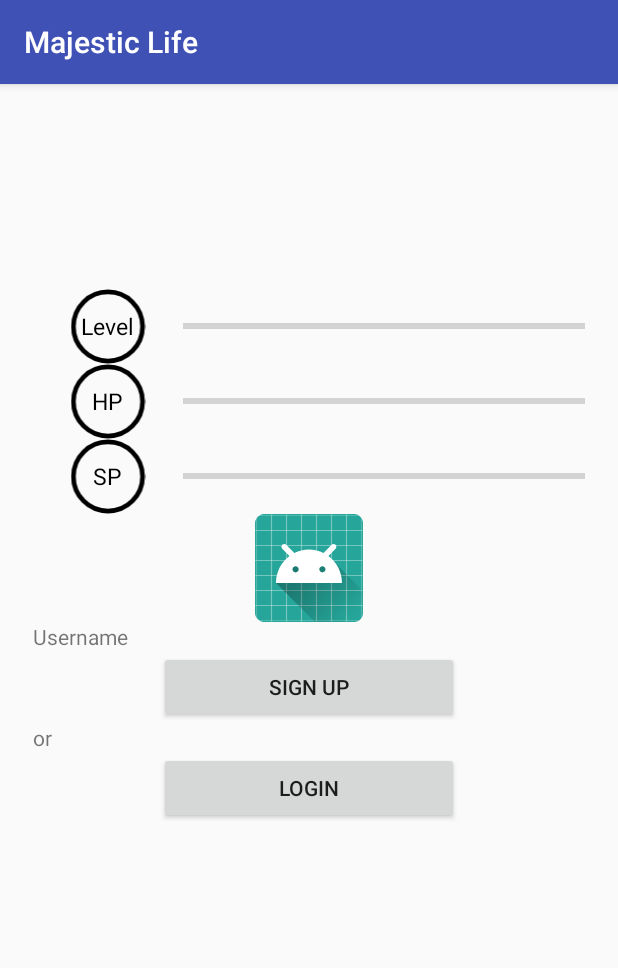
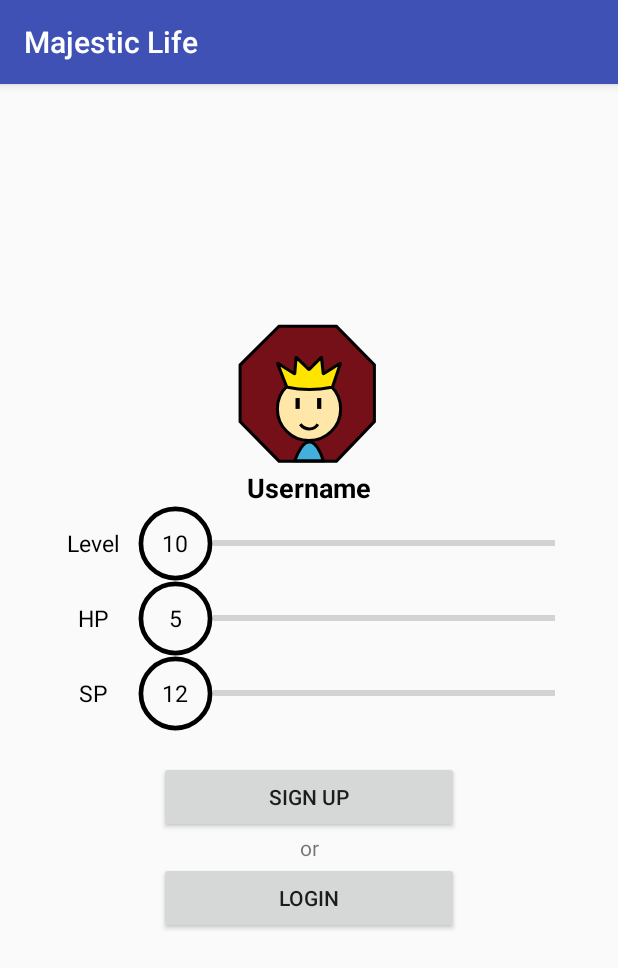
Before and after one commit to Narges7596/MajesticLife, an Android app: the screen it shows after launch (AccountManagementActivity), after a tap on an icon or button, on a phone screen of 412 x 824 dp. Shown: the top 968 px of the screen. Run offline under Robolectric (Android 15) with nearby library versions, the light colour scheme and no system bars; libraries missing offline, so code that uses them is left out: com.backtory.java; 8 statements that could not run were skipped.

Commit message:
- Fixed some account management activity UI and code

```diff
--- a/MajesticLife/app/src/main/java/com/farazannajmi/majesticlife/AccountManagementActivity.java
+++ b/MajesticLife/app/src/main/java/com/farazannajmi/majesticlife/AccountManagementActivity.java
@@ -3,17 +3,52 @@ package com.farazannajmi.majesticlife;
 import android.support.v7.app.AppCompatActivity;
 import android.os.Bundle;
 import android.view.View;
+import android.widget.ImageView;
+import android.widget.ProgressBar;
+import android.widget.TextView;
 
 public class AccountManagementActivity extends AppCompatActivity
 {
     public AppManager TheAppManager;
+
+    public ImageView Avatar_img;
+    public TextView Username_txt;
+    public TextView XpLevel_txt;
+    public TextView HpLevel_txt;
+    public TextView SpLevel_txt;
+    public ProgressBar XpLevel_progBar;
+    public ProgressBar HpLevel_progBar;
+    public ProgressBar SpLevel_progBar;
 
     @Override
     protected void onCreate(Bundle savedInstanceState)
     {
         super.onCreate(savedInstanceState);
         setContentView(R.layout.activity_account_management);
+
         TheAppManager = (AppManager) getApplicationContext();
+
+        Avatar_img = findViewById(R.id.AccountM_Avatar_img);
+        Username_txt = findViewById(R.id.AccountM_Username_txt);
+        XpLevel_txt = findViewById(R.id.AccountM_XpLevel_txt);
+        HpLevel_txt = findViewById(R.id.AccountM_HpLevel_txt);
+        SpLevel_txt = findViewById(R.id.AccountM_SpLevel_txt);
+        XpLevel_progBar = findViewById(R.id.AccountM_XpLevel_progBar);
+        HpLevel_progBar = findViewById(R.id.AccountM_HP_progBar);
+        SpLevel_progBar = findViewById(R.id.AccountM_SP_progBar);
+
+        //region setting right UI values!
+
+        //Avatar_img.setImageBitmap(TheAppManager.User.Avatar);
+        Username_txt.setText(TheAppManager.User.CurrentBacktoryUser.getUsername());
+        XpLevel_txt.setText(TheAppManager.User.XpLevel);
+        HpLevel_txt.setText(TheAppManager.User.HpLevel);
+        SpLevel_txt.setText(TheAppManager.User.SpLevel);
+        XpLevel_progBar.setProgress(TheAppManager.User.XP);
+        HpLevel_progBar.setProgress(TheAppManager.User.HP);
+        SpLevel_progBar.setProgress(TheAppManager.User.SP);
+
+        //endregion
     }
 
     public void UiElementsOnClick(View view)
--- a/MajesticLife/app/src/main/java/com/farazannajmi/majesticlife/AppManager.java
+++ b/MajesticLife/app/src/main/java/com/farazannajmi/majesticlife/AppManager.java
@@ -39,5 +39,12 @@ public class AppManager extends Application
         Faaliats = new ArrayList<Faaliat>();
         Skills = new ArrayList<Skill>();
         User = new User_Majesty();
+        //User.Avatar = ...
+        User.XP = 0;
+        User.HP = 0;
+        User.SP = 0;
+        User.XpLevel = 1;
+        User.HpLevel = 1;
+        User.SpLevel = 1;
     }
 }
--- a/MajesticLife/app/src/main/java/com/farazannajmi/majesticlife/MainMenuActivity.java
+++ b/MajesticLife/app/src/main/java/com/farazannajmi/majesticlife/MainMenuActivity.java
@@ -9,6 +9,7 @@ import android.util.Log;
 import android.view.View;
 import android.widget.ImageView;
 import android.widget.ProgressBar;
+import android.widget.TextView;
 
 import com.backtory.java.HttpStatusCode;
 import com.backtory.java.internal.BacktoryCallBack;
@@ -20,6 +21,7 @@ public class MainMenuActivity extends AppCompatActivity
     public AppManager TheAppManager;
 
     public ImageView UserAvatar_img;
+    public TextView Username_txt;
     public ProgressBar XpLevel_progBar;
 
     @Override
@@ -32,6 +34,7 @@ public class MainMenuActivity extends AppCompatActivity
 
         //getting UI elements
         UserAvatar_img = (ImageView) findViewById(R.id.Main_UserAvatar_img);
+        Username_txt = (TextView) findViewById(R.id.Main_UserName_txt);
         XpLevel_progBar = (ProgressBar) findViewById(R.id.Main_XpLevel_progBar);
 
         //region handling login user
@@ -67,6 +70,9 @@ public class MainMenuActivity extends AppCompatActivity
                         editor.putString("UserName", newUsername);
                         editor.putString("UserPassword", newPassword);
 
+                        TheAppManager.User.CurrentBacktoryUser = BacktoryUser.getCurrentUser();
+                        Username_txt.setText(newUsername);
+
                         editor.commit();
                         //endregion
                     }
@@ -85,31 +91,36 @@ public class MainMenuActivity extends AppCompatActivity
             String username = sharedPref.getString("UserName", "");
             String password = sharedPref.getString("UserPassword", "");
 
-            // Pass user info to login
-            BacktoryUser.loginInBackground(username, password,
-                    new BacktoryCallBack<Void>()
-                    {
-                        @Override
-                        public void onResponse(BacktoryResponse<Void> response)
-                        {
-                            // Checking result of operation
-                            if (response.isSuccessful())
-                            {
-                                // Login successfull
-                                Log.d("Backtory", "Logged in as username: " + BacktoryUser.getCurrentUser().getUsername());
-                            }
-                            else if (response.code() == HttpStatusCode.Unauthorized.code())
-                            {
-                                // Username 'mohx' with password '123456' is wrong
-                                Log.d("Backtory", "Failed to log in: Either username or password is wrong");
-                            }
-                            else
-                            {
-                                // Operation generally failed, maybe internet connection issue
-                                Log.d("Backtory", "Failed to log in: " + response.code());
-                            }
-                        }
-                    });
+            TheAppManager.User.CurrentBacktoryUser = BacktoryUser.getCurrentUser();
+            Username_txt.setText(TheAppManager.User.CurrentBacktoryUser.getUsername());
+
+            Log.d("WorkFlow", "Username: " + TheAppManager.User.CurrentBacktoryUser.getUsername());
+
+//            // Pass user info to login
+//            BacktoryUser.loginInBackground(username, password,
+//                    new BacktoryCallBack<Void>()
+//                    {
+//                        @Override
+//                        public void onResponse(BacktoryResponse<Void> response)
+//                        {
+//                            // Checking result of operation
+//                            if (response.isSuccessful())
+//                            {
+//                                // Login successfull
+//                                Log.d("Backtory", "Logged in as username: " + BacktoryUser.getCurrentUser().getUsername());
+//                            }
+//                            else if (response.code() == HttpStatusCode.Unauthorized.code())
+//                            {
+//                                // Username 'mohx' with password '123456' is wrong
+//                                Log.d("Backtory", "Failed to log in: Either username or password is wrong");
+//                            }
+//                            else
+//                            {
+//                                // Operation generally failed, maybe internet connection issue
+//                                Log.d("Backtory", "Failed to log in: " + response.code());
+//                            }
+//                        }
+//                    });
         }
         //endregion
     }
--- a/MajesticLife/app/src/main/java/com/farazannajmi/majesticlife/User_Majesty.java
+++ b/MajesticLife/app/src/main/java/com/farazannajmi/majesticlife/User_Majesty.java
@@ -1,6 +1,8 @@
 package com.farazannajmi.majesticlife;
 
 import android.graphics.Bitmap;
+
+import com.backtory.java.internal.BacktoryUser;
 
 /**
  * Created by Narges on 3/28/2018.
@@ -8,12 +10,13 @@ import android.graphics.Bitmap;
 
 public class User_Majesty
 {
-    public String Username;
+    public BacktoryUser CurrentBacktoryUser;
+
     public String Email;
     public Bitmap Avatar;
 
     public int XP;
-    public int Level;
+    public int XpLevel;
 
     public int HP;
     public int HpLevel;
--- a/MajesticLife/app/src/main/res/layout/activity_account_management.xml
+++ b/MajesticLife/app/src/main/res/layout/activity_account_management.xml
@@ -18,12 +18,41 @@
         app:layout_constraintBottom_toBottomOf="parent"
         app:layout_constraintEnd_toEndOf="parent"
         app:layout_constraintStart_toStartOf="parent"
-        app:layout_constraintTop_toTopOf="parent">
+        app:layout_constraintTop_toTopOf="parent"
+        android:padding="20dp">
+
+        <ImageView
+            android:id="@+id/AccountM_Avatar_img"
+            android:layout_width="100dp"
+            android:layout_height="100dp"
+            app:srcCompat= "@drawable/ic_king"
+            tools:ignore="VectorDrawableCompat" />
+
+        <TextView
+            android:id="@+id/AccountM_Username_txt"
+            android:layout_width="match_parent"
+            android:layout_height="wrap_content"
+            android:text="@string/username"
+            android:textAlignment="center"
+            android:textAllCaps="false"
+            android:textColor="@android:color/black"
+            android:textSize="18sp"
+            android:textStyle="bold" />
 
         <LinearLayout
             android:layout_width="match_parent"
             android:layout_height="wrap_content"
+            android:gravity="center_vertical"
             android:orientation="horizontal">
+
+            <TextView
+                android:layout_width="40dp"
+                android:layout_height="wrap_content"
+                android:layout_marginRight="10dp"
+                android:text="@string/level"
+                android:textAlignment="center"
+                android:textColor="@android:color/black"
+                android:textSize="15sp" />
 
             <RelativeLayout
                 android:layout_width="wrap_content"
@@ -31,34 +60,44 @@
 
                 <ImageView
                     android:id="@+id/AccountM_Level_img"
-                    android:layout_width="wrap_content"
+                    android:layout_width="50dp"
                     android:layout_height="50dp"
                     android:layout_centerInParent="true"
                     app:srcCompat="@drawable/ic_circle"
                     tools:ignore="VectorDrawableCompat" />
 
                 <TextView
-                    android:id="@+id/AccountM_Level_txt"
+                    android:id="@+id/AccountM_XpLevel_txt"
                     android:layout_width="wrap_content"
                     android:layout_height="wrap_content"
                     android:layout_centerInParent="true"
-                    android:text="Level"
+                    android:text="10"
                     android:textColor="@android:color/black"
                     android:textSize="15sp" />
             </RelativeLayout>
-
 
             <ProgressBar
                 android:id="@+id/AccountM_XpLevel_progBar"
                 style="?android:attr/progressBarStyleHorizontal"
                 android:layout_width="match_parent"
-                android:layout_height="50dp" />
+                android:layout_height="50dp"
+                android:max="100" />
         </LinearLayout>
 
         <LinearLayout
             android:layout_width="match_parent"
             android:layout_height="wrap_content"
+            android:gravity="center_vertical"
             android:orientation="horizontal">
+
+            <TextView
+                android:layout_width="40dp"
+                android:layout_height="wrap_content"
+                android:layout_marginRight="10dp"
+                android:text="@string/hp"
+                android:textAlignment="center"
+                android:textColor="@android:color/black"
+                android:textSize="15sp" />
 
             <RelativeLayout
                 android:layout_width="wrap_content"
@@ -66,34 +105,44 @@
 
                 <ImageView
                     android:id="@+id/AccountM_HP_img"
-                    android:layout_width="wrap_content"
+                    android:layout_width="50dp"
                     android:layout_height="50dp"
                     android:layout_centerInParent="true"
                     app:srcCompat="@drawable/ic_circle"
                     tools:ignore="VectorDrawableCompat" />
 
                 <TextView
-                    android:id="@+id/AccountM_HP_txt"
+                    android:id="@+id/AccountM_HpLevel_txt"
                     android:layout_width="wrap_content"
                     android:layout_height="wrap_content"
                     android:layout_centerInParent="true"
-                    android:text="@string/hp"
+                    android:text="5"
                     android:textColor="@android:color/black"
                     android:textSize="15sp" />
             </RelativeLayout>
-
 
             <ProgressBar
                 android:id="@+id/AccountM_HP_progBar"
                 style="?android:attr/progressBarStyleHorizontal"
                 android:layout_width="match_parent"
-                android:layout_height="50dp" />
+                android:layout_height="50dp"
+                android:max="100" />
         </LinearLayout>
 
         <LinearLayout
             android:layout_width="match_parent"
             android:layout_height="wrap_content"
+            android:gravity="center_vertical"
             android:orientation="horizontal">
+
+            <TextView
+                android:layout_width="40dp"
+                android:layout_height="wrap_content"
+                android:layout_marginRight="10dp"
+                android:text="@string/sp"
+                android:textAlignment="center"
+                android:textColor="@android:color/black"
+                android:textSize="15sp" />
 
             <RelativeLayout
                 android:layout_width="wrap_content"
@@ -101,18 +150,18 @@
 
                 <ImageView
                     android:id="@+id/AccountM_SP_img"
-                    android:layout_width="wrap_content"
+                    android:layout_width="50dp"
                     android:layout_height="50dp"
                     android:layout_centerInParent="true"
                     app:srcCompat="@drawable/ic_circle"
                     tools:ignore="VectorDrawableCompat" />
 
                 <TextView
-                    android:id="@+id/AccountM_SP_txt"
+                    android:id="@+id/AccountM_SpLevel_txt"
                     android:layout_width="wrap_content"
                     android:layout_height="wrap_content"
                     android:layout_centerInParent="true"
-                    android:text="@string/sp"
+                    android:text="12"
                     android:textColor="@android:color/black"
                     android:textSize="15sp" />
             </RelativeLayout>
@@ -121,33 +170,24 @@
                 android:id="@+id/AccountM_SP_progBar"
                 style="?android:attr/progressBarStyleHorizontal"
                 android:layout_width="match_parent"
-                android:layout_height="50dp" />
+                android:layout_height="50dp"
+                android:max="100" />
         </LinearLayout>
-
-        <ImageView
-            android:id="@+id/AccountM_Avatar_img"
-            android:layout_width="match_parent"
-            android:layout_height="wrap_content"
-            app:srcCompat="@mipmap/ic_launcher" />
-
-        <TextView
-            android:id="@+id/AccountM_Username_txt"
-            android:layout_width="match_parent"
-            android:layout_height="wrap_content"
-            android:text="@string/username" />
 
         <Button
             android:id="@+id/AccountM_Signup_btn"
             android:layout_width="200dp"
             android:layout_height="wrap_content"
             android:onClick="UiElementsOnClick"
-            android:text="@string/sign_up" />
+            android:text="@string/sign_up"
+            android:layout_marginTop="20dp"/>
 
         <TextView
             android:id="@+id/AccountM_or_txt"
             android:layout_width="match_parent"
             android:layout_height="wrap_content"
-            android:text="or" />
+            android:text="or"
+            android:textAlignment="center" />
 
         <Button
             android:id="@+id/AccountM_Login_btn"
--- a/MajesticLife/app/src/main/res/layout/activity_main_menu.xml
+++ b/MajesticLife/app/src/main/res/layout/activity_main_menu.xml
@@ -34,18 +34,28 @@
 
                 <ImageView
                     android:id="@+id/Main_UserAvatar_img"
-                    android:layout_width="50dp"
-                    android:layout_height="50dp"
+                    android:layout_width="70dp"
+                    android:layout_height="70dp"
                     app:srcCompat="@drawable/ic_king"
                     tools:ignore="VectorDrawableCompat"
                     android:onClick="UiElementsOnClick"/>
 
-                <ProgressBar
-                    android:id="@+id/Main_XpLevel_progBar"
-                    style="?android:attr/progressBarStyleHorizontal"
-                    android:layout_width="160dp"
-                    android:layout_height="57dp"
-                    android:layout_weight="1" />
+                <LinearLayout
+                    android:layout_width="wrap_content"
+                    android:layout_height="wrap_content"
+                    android:orientation="vertical">
+                    <TextView
+                        android:id="@+id/Main_UserName_txt"
+                        android:layout_width="match_parent"
+                        android:layout_height="20dp"
+                        android:text="Username"/>
+                    <ProgressBar
+                        android:id="@+id/Main_XpLevel_progBar"
+                        style="?android:attr/progressBarStyleHorizontal"
+                        android:layout_width="160dp"
+                        android:layout_height="50dp"
+                        android:layout_weight="1" />
+                </LinearLayout>
 
                 <TextView
                     android:id="@+id/Main_Coins_txt"
--- a/MajesticLife/app/src/main/res/layout/listitem_skill.xml
+++ b/MajesticLife/app/src/main/res/layout/listitem_skill.xml
@@ -28,7 +28,8 @@
             android:layout_width="100dp"
             android:layout_height="100dp"
             android:layout_centerInParent="true"
-            android:progressDrawable="@drawable/circular" />
+            android:progressDrawable="@drawable/circular"
+            android:rotation="90"/>
 
         <TextView
             android:id="@+id/listItem_skill_level_txt"
--- a/MajesticLife/app/src/main/res/values/strings.xml
+++ b/MajesticLife/app/src/main/res/values/strings.xml
@@ -11,4 +11,5 @@
     <string name="Graph">graph</string>
     <string name="hp">HP</string>
     <string name="sp">SP</string>
+    <string name="level">Level</string>
 </resources>
```
